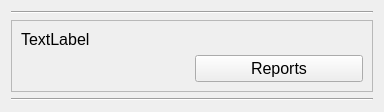
First picture: the form in Lab1/your_project.ui, repository PioSkay/Qt-Time-Reporting-System, before the edit.
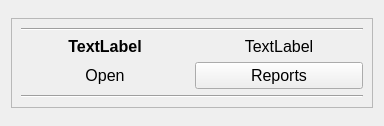
Second picture: the form after the edit.

Commit message: Enabling closing projects. Debugging.

Diff of the .ui file:
```diff
--- a/Lab1/your_project.ui
+++ b/Lab1/your_project.ui
@@ -7,7 +7,7 @@
     <x>0</x>
     <y>0</y>
     <width>384</width>
-    <height>108</height>
+    <height>126</height>
    </rect>
   </property>
   <property name="sizePolicy">
@@ -21,13 +21,6 @@
   </property>
   <layout class="QGridLayout" name="gridLayout">
    <item row="2" column="0">
-    <widget class="Line" name="line">
-     <property name="orientation">
-      <enum>Qt::Horizontal</enum>
-     </property>
-    </widget>
-   </item>
-   <item row="1" column="0">
     <widget class="QFrame" name="frame_2">
      <property name="sizePolicy">
       <sizepolicy hsizetype="Preferred" vsizetype="Fixed">
@@ -48,15 +41,10 @@
       <enum>QFrame::Raised</enum>
      </property>
      <layout class="QGridLayout" name="gridLayout_2">
-      <item row="1" column="0" colspan="2">
-       <widget class="QLabel" name="name">
-        <property name="font">
-         <font>
-          <pointsize>12</pointsize>
-         </font>
-        </property>
-        <property name="text">
-         <string>TextLabel</string>
+      <item row="3" column="0" colspan="2">
+       <widget class="Line" name="line">
+        <property name="orientation">
+         <enum>Qt::Horizontal</enum>
         </property>
        </widget>
       </item>
@@ -72,16 +60,63 @@
         </property>
        </widget>
       </item>
+      <item row="1" column="0">
+       <widget class="QLabel" name="code">
+        <property name="font">
+         <font>
+          <pointsize>12</pointsize>
+          <weight>75</weight>
+          <bold>true</bold>
+         </font>
+        </property>
+        <property name="text">
+         <string>TextLabel</string>
+        </property>
+        <property name="alignment">
+         <set>Qt::AlignCenter</set>
+        </property>
+       </widget>
+      </item>
+      <item row="1" column="1">
+       <widget class="QLabel" name="name">
+        <property name="font">
+         <font>
+          <pointsize>12</pointsize>
+         </font>
+        </property>
+        <property name="text">
+         <string>TextLabel</string>
+        </property>
+        <property name="alignment">
+         <set>Qt::AlignCenter</set>
+        </property>
+       </widget>
+      </item>
+      <item row="2" column="0">
+       <widget class="QLabel" name="status">
+        <property name="font">
+         <font>
+          <pointsize>12</pointsize>
+         </font>
+        </property>
+        <property name="text">
+         <string>Open</string>
+        </property>
+        <property name="alignment">
+         <set>Qt::AlignCenter</set>
+        </property>
+       </widget>
+      </item>
+      <item row="0" column="0" colspan="2">
+       <widget class="Line" name="line_2">
+        <property name="orientation">
+         <enum>Qt::Horizontal</enum>
+        </property>
+       </widget>
+      </item>
      </layout>
     </widget>
    </item>
-   <item row="0" column="0">
-    <widget class="Line" name="line_2">
-     <property name="orientation">
-      <enum>Qt::Horizontal</enum>
-     </property>
-    </widget>
-   </item>
   </layout>
  </widget>
  <resources/>
```
The commit also changes 24 other files.
